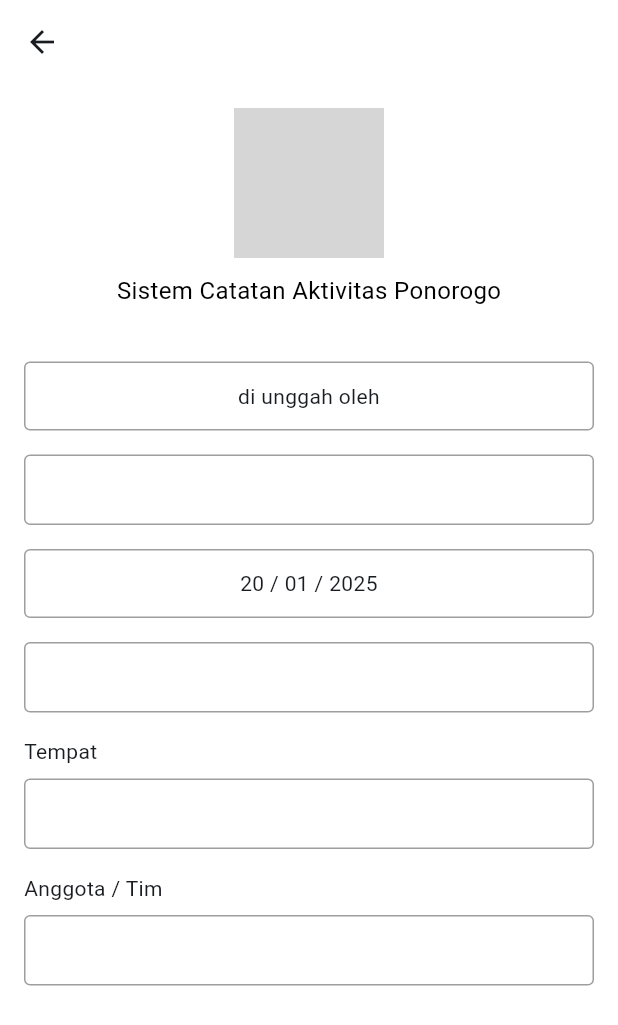
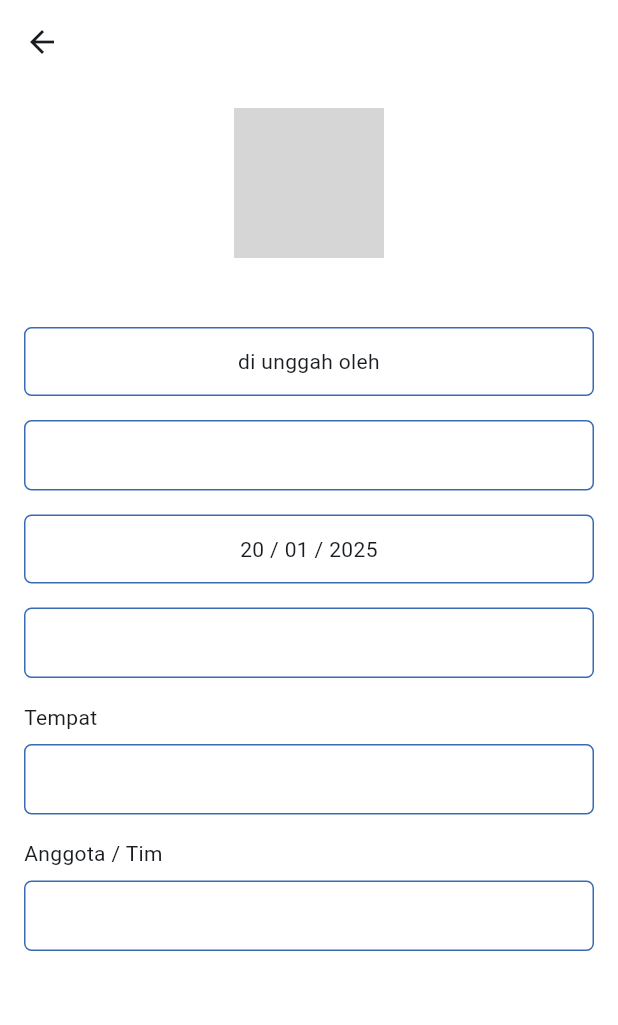
Before and after one commit to zahrld/rekap, a Flutter app: the DetailKegiatanScreen screen opened directly with empty values, on a phone screen of 412 x 824 dp. Shown: the top 1025 px of the screen. Run offline on Flutter 3.47's test engine with Material 3 defaults, Android fonts, the phone set to English and light mode, and no system bars; our stand-ins replace google_fonts, image_picker; grey boxes are pictures that could not be loaded.

Commit message:
Update detail_kegiatan_screen.dart

```diff
--- a/lib/screens/detail_kegiatan_screen.dart
+++ b/lib/screens/detail_kegiatan_screen.dart
@@ -25,13 +25,6 @@ class DetailKegiatanScreen extends StatelessWidget {
               height: 100,
             ),
             const SizedBox(height: 10),
-            const Text(
-              'Sistem Catatan Aktivitas Ponorogo',
-              style: TextStyle(
-                fontSize: 16,
-                color: Colors.black,
-              ),
-            ),
             const SizedBox(height: 20),
             // Gambar dokumentasi
             if (activity.images != null && activity.images!.isNotEmpty)
@@ -64,8 +57,8 @@ class DetailKegiatanScreen extends StatelessWidget {
               width: double.infinity,
               padding: const EdgeInsets.symmetric(vertical: 12, horizontal: 16),
               decoration: BoxDecoration(
-                border: Border.all(color: Colors.grey),
-                borderRadius: BorderRadius.circular(4),
+                border: Border.all(color: const Color(0xFF396BB5)),
+                borderRadius: BorderRadius.circular(5),
               ),
               child: Text(
                 'di unggah oleh ${activity.username}',
@@ -79,8 +72,8 @@ class DetailKegiatanScreen extends StatelessWidget {
               width: double.infinity,
               padding: const EdgeInsets.symmetric(vertical: 12, horizontal: 16),
               decoration: BoxDecoration(
-                border: Border.all(color: Colors.grey),
-                borderRadius: BorderRadius.circular(4),
+                border: Border.all(color: const Color(0xFF396BB5)),
+                borderRadius: BorderRadius.circular(5),
               ),
               child: Text(
                 activity.judul,
@@ -94,8 +87,8 @@ class DetailKegiatanScreen extends StatelessWidget {
               width: double.infinity,
               padding: const EdgeInsets.symmetric(vertical: 12, horizontal: 16),
               decoration: BoxDecoration(
-                border: Border.all(color: Colors.grey),
-                borderRadius: BorderRadius.circular(4),
+                border: Border.all(color: const Color(0xFF396BB5)),
+                borderRadius: BorderRadius.circular(5),
               ),
               child: Text(
                 DateFormat('dd / MM / yyyy').format(activity.tanggal),
@@ -109,8 +102,8 @@ class DetailKegiatanScreen extends StatelessWidget {
               width: double.infinity,
               padding: const EdgeInsets.symmetric(vertical: 12, horizontal: 16),
               decoration: BoxDecoration(
-                border: Border.all(color: Colors.grey),
-                borderRadius: BorderRadius.circular(4),
+                border: Border.all(color: const Color(0xFF396BB5)),
+                borderRadius: BorderRadius.circular(5),
               ),
               child: Text(
                 activity.deskripsi,
@@ -132,8 +125,8 @@ class DetailKegiatanScreen extends StatelessWidget {
                   padding:
                       const EdgeInsets.symmetric(vertical: 12, horizontal: 16),
                   decoration: BoxDecoration(
-                    border: Border.all(color: Colors.grey),
-                    borderRadius: BorderRadius.circular(4),
+                    border: Border.all(color: const Color(0xFF396BB5)),
+                    borderRadius: BorderRadius.circular(5),
                   ),
                   child: Text(
                     activity.tempat,
@@ -157,8 +150,8 @@ class DetailKegiatanScreen extends StatelessWidget {
                   padding:
                       const EdgeInsets.symmetric(vertical: 12, horizontal: 16),
                   decoration: BoxDecoration(
-                    border: Border.all(color: Colors.grey),
-                    borderRadius: BorderRadius.circular(4),
+                    border: Border.all(color: const Color(0xFF396BB5)),
+                    borderRadius: BorderRadius.circular(5),
                   ),
                   child: Text(
                     activity.anggota,
```
